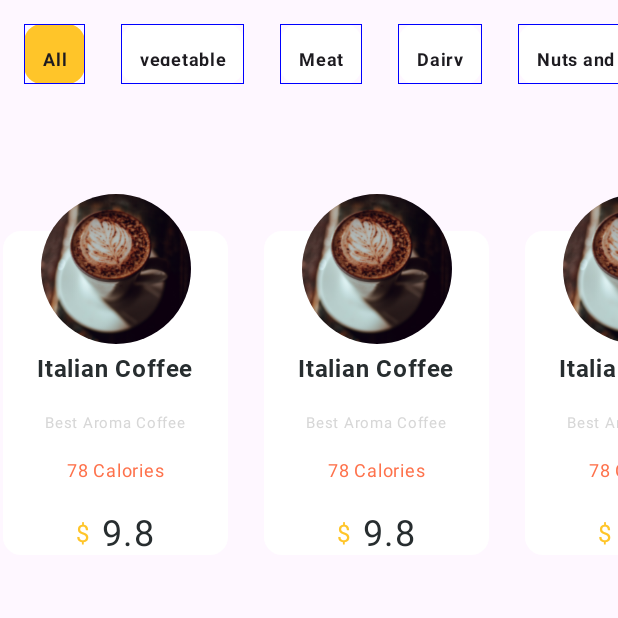
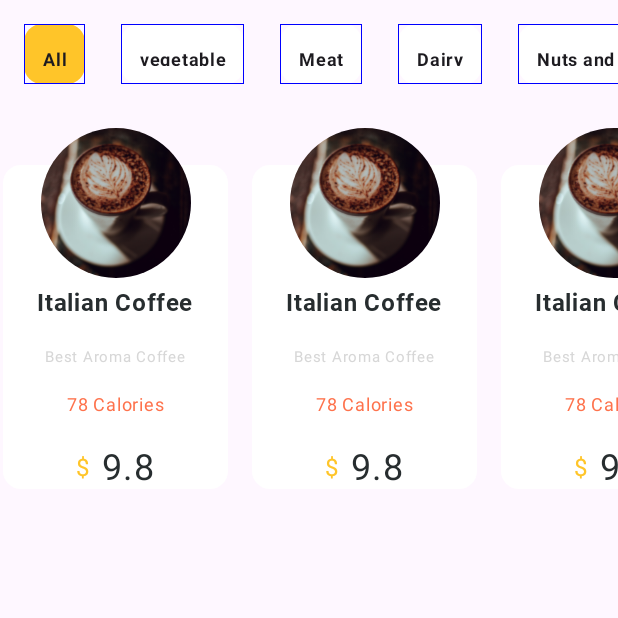
Before and after one commit to jenAndroidDev/Composefood, an Android app built with Jetpack Compose: the composable FoodCategoryList shown on its own in the app's theme, on a phone screen of 412 x 824 dp, the top half of it. Run offline under Robolectric (Android 15) with nearby library versions, the light colour scheme and no system bars; our stand-ins replace Dagger/Hilt's generated code.

Commit message:
fix/offset-image-padding

```diff
--- a/app/src/main/java/com/example/composefood/feature/home/presentation/MainScreen.kt
+++ b/app/src/main/java/com/example/composefood/feature/home/presentation/MainScreen.kt
@@ -89,8 +89,8 @@ fun MainScreen(
             HeaderTitle(title = "Lets Eat Quality Food",modifier)
             Spacer(modifier = modifier.height(16.dp))
             SearchFoodSection(modifier)
-            Spacer(modifier = modifier.height(16.dp))
-            FoodCategoryList()
+            Spacer(modifier = modifier.height(4.dp))
+            FoodCategoryList(modifier = modifier)
 
         }
     }
@@ -202,7 +202,7 @@ fun FilterFoods(modifier: Modifier = Modifier, data:FilterFoodCategory, onClick:
     }
 }
 @Composable
-fun FoodCategoryList(viewModel: HomeScreenViewModel = hiltViewModel()){
+fun FoodCategoryList(viewModel: HomeScreenViewModel = hiltViewModel(),modifier: Modifier){
     val uiState = viewModel.uiState.collectAsStateWithLifecycle()
     val data = uiState.value.data
     val trendingFeed = uiState.value.trendingData
@@ -220,40 +220,37 @@ fun FoodCategoryList(viewModel: HomeScreenViewModel = hiltViewModel()){
                 Spacer(modifier = Modifier.padding(12.dp))
             }
         }
-        TrendingFeed(data = trendingFeed)
+        TrendingFeed(data = trendingFeed, modifier =modifier)
     }
 
 }
 
 @Composable
-fun TrendingFeed(data:SnapshotStateList<TrendingFoods>){
+fun TrendingFeed(data:SnapshotStateList<TrendingFoods>,modifier: Modifier){
     LazyRow(contentPadding = PaddingValues(2.dp)){
         items(
             data.size,
         ){
-            CardWithOffsetImage()
-            Spacer(modifier = Modifier.padding(12.dp))
+            CardWithOffsetImage(modifier)
+            Spacer(modifier = Modifier.padding(8.dp))
         }
     }
 }
+
 @Preview
 @Composable
 fun CardWithOffsetImage(
-    cardHeight: Dp = 300.dp,
+    modifier: Modifier = Modifier,
     cardWidth:Dp = 80.dp,
     shape:Shape = RoundedCornerShape(12.dp),
     imageSize:Dp = 100.dp,
     offsetImage:Int = R.drawable.item_b,
-    contentDescription:String = "",
-    alignment: Alignment = Alignment.Center,
-    modifier: Modifier = Modifier
     ){
     Box (modifier = modifier
         .width(150.dp)
         .wrapContentHeight()
-        .padding(top = cardWidth)
-        .background(shape = shape, color = Color.White,
-            )
+        .padding(top = 36.dp)
+        .background(shape = shape, color = Color.White)
         ){
         Image(
             painter = painterResource(id = offsetImage),
@@ -266,9 +263,9 @@ fun CardWithOffsetImage(
                 .clip(CircleShape)
 
         )
-        Row(modifier = Modifier.fillMaxWidth(),
+        Row(modifier = modifier.fillMaxWidth(),
             horizontalArrangement = Arrangement.Center) {
-            Column(modifier = Modifier.padding(top = (imageSize-20.dp),
+            Column(modifier = modifier.padding(top = (imageSize-20.dp),
                  ),
                 verticalArrangement = Arrangement.Center,
                 horizontalAlignment = Alignment.CenterHorizontally){
```
